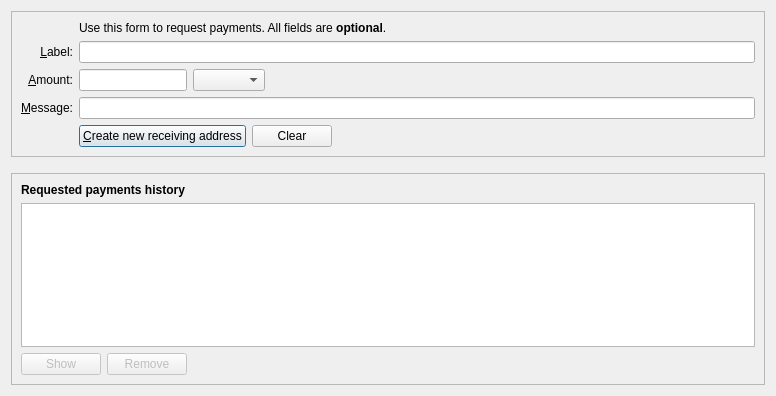
Before: the Qt Designer form src/qt/forms/receivecoinsdialog.ui in bitnet-io/bitnet-core, drawn with Qt 5.
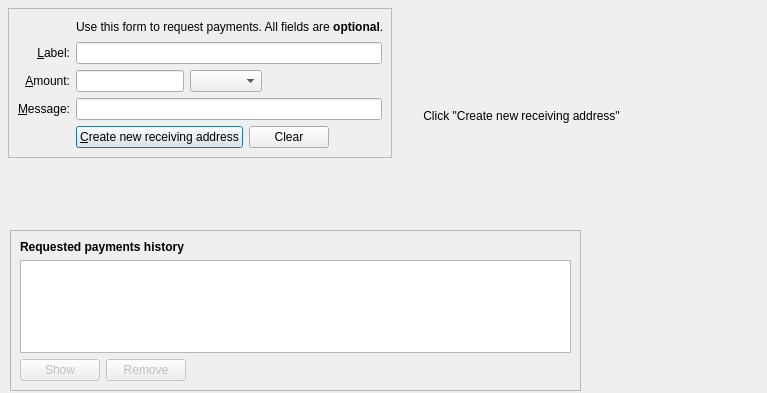
After: the same form once the commit is applied. Icons and pictures are not drawn. Custom widgets are drawn as their Qt base class.

```diff
--- a/src/qt/forms/receivecoinsdialog.ui
+++ b/src/qt/forms/receivecoinsdialog.ui
@@ -6,13 +6,19 @@
    <rect>
     <x>0</x>
     <y>0</y>
-    <width>776</width>
-    <height>396</height>
+    <width>767</width>
+    <height>393</height>
    </rect>
   </property>
-  <layout class="QVBoxLayout" name="verticalLayout" stretch="0,0,1">
-   <item>
     <widget class="QFrame" name="frame2">
+   <property name="geometry">
+    <rect>
+     <x>8</x>
+     <y>8</y>
+     <width>384</width>
+     <height>150</height>
+    </rect>
+   </property>
      <property name="sizePolicy">
       <sizepolicy hsizetype="Preferred" vsizetype="Expanding">
        <horstretch>0</horstretch>
@@ -232,22 +238,15 @@
       </item>
      </layout>
     </widget>
-   </item>
-   <item>
-    <spacer name="verticalSpacer_2">
-     <property name="orientation">
-      <enum>Qt::Vertical</enum>
-     </property>
-     <property name="sizeHint" stdset="0">
-      <size>
-       <width>20</width>
-       <height>10</height>
-      </size>
-     </property>
-    </spacer>
-   </item>
-   <item>
     <widget class="QFrame" name="frame">
+   <property name="geometry">
+    <rect>
+     <x>10</x>
+     <y>230</y>
+     <width>571</width>
+     <height>161</height>
+    </rect>
+   </property>
      <property name="sizePolicy">
       <sizepolicy hsizetype="Preferred" vsizetype="Expanding">
        <horstretch>0</horstretch>
@@ -265,7 +264,6 @@
        <widget class="QLabel" name="label_6">
         <property name="font">
          <font>
-          <weight>75</weight>
           <bold>true</bold>
          </font>
         </property>
@@ -346,8 +344,25 @@
       </item>
      </layout>
     </widget>
-   </item>
-  </layout>
+  <widget class="QRImageWidget" name="qr_code">
+   <property name="geometry">
+    <rect>
+     <x>400</x>
+     <y>10</y>
+     <width>241</width>
+     <height>211</height>
+    </rect>
+   </property>
+   <property name="autoFillBackground">
+    <bool>true</bool>
+   </property>
+   <property name="text">
+    <string notr="true">       Click &quot;Create new receiving address&quot;</string>
+   </property>
+   <property name="textInteractionFlags">
+    <set>Qt::NoTextInteraction</set>
+   </property>
+  </widget>
  </widget>
  <customwidgets>
   <customwidget>
@@ -356,6 +371,11 @@
    <header>qt/bitnetamountfield.h</header>
    <container>1</container>
   </customwidget>
+  <customwidget>
+   <class>QRImageWidget</class>
+   <extends>QLabel</extends>
+   <header>qt/qrimagewidget.h</header>
+  </customwidget>
  </customwidgets>
  <tabstops>
   <tabstop>reqLabel</tabstop>
```
Lines whose indentation alone changed are shown as unchanged.
